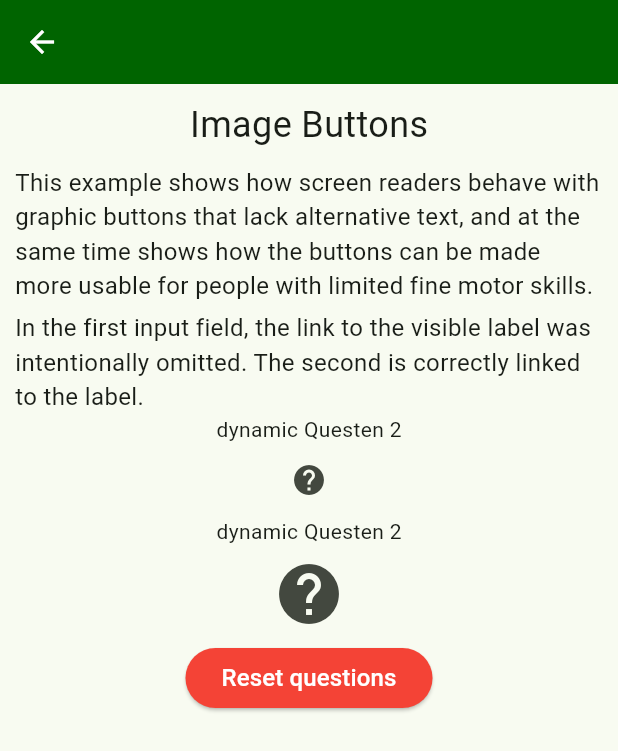
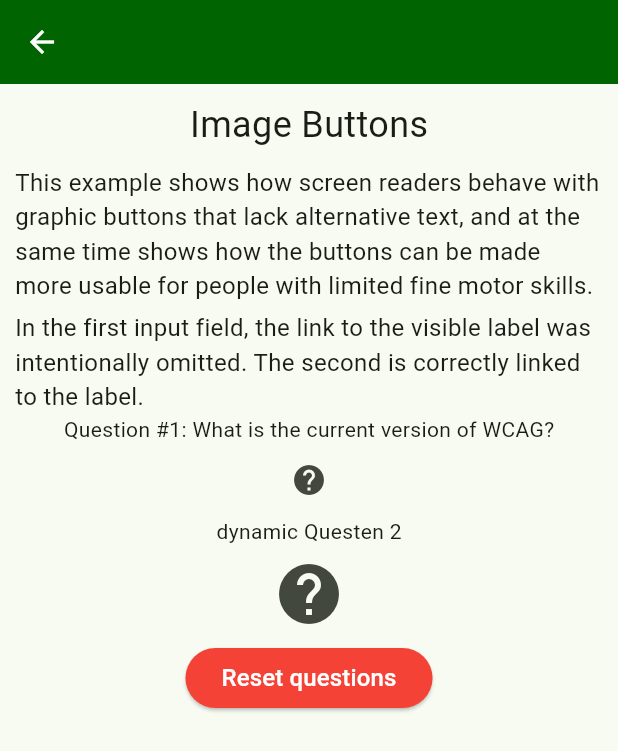
Before and after one commit to petra1/a_demonstration, a Flutter app: the ImageButton screen opened directly, on a phone screen of 412 x 824 dp. Shown: the top 751 px of the screen. Run offline on Flutter 3.47's test engine with Material 3 defaults, Android fonts, the phone set to English and light mode, and no system bars; generated files the repository leaves out were written again.

```diff
--- a/lib/l10n/app_de.arb
+++ b/lib/l10n/app_de.arb
@@ -23,6 +23,7 @@
     "informativeGraphicDescription": "In diesem Beispiel wurde davon ausgegangen, dass die Grafik informativ ist, weshalb sie mit einem Alternativtext versehen wurde.",
 
     "description1ImageButton": "Dieses Beispiel zeigt, wie sich Screenreader bei grafischen Schaltflächen verhält, die keinen Alternativtext enthalten, und zeigt gleichzeitig, wie die Schaltflächen für Menschen mit eingeschränkter Feinmotorik besser nutzbar gemacht werden können.",
-    "description2ImageButton": "Bei der ersten grafischen Schaltfläche wurde der Alternativtext absichtlich weggelassen und auch das Touch-Target wurde nicht angepasst. Die zweite grafische Schaltfläche hingegen wurde korrekt beschriftet und das Touch-Target wurde angepasst, so dass die Schaltfläche größer dargestellt wird und somit leichter zu bedienen ist."
-
+    "description2ImageButton": "Bei der ersten grafischen Schaltfläche wurde der Alternativtext absichtlich weggelassen und auch das Touch-Target wurde nicht angepasst. Die zweite grafische Schaltfläche hingegen wurde korrekt beschriftet und das Touch-Target wurde angepasst, so dass die Schaltfläche größer dargestellt wird und somit leichter zu bedienen ist.",
+    "question1ImageButton": "Frage 1: Was ist die aktuelle Version der WCAG?",
+    "answer1ImageButton": "Die aktuelle Version der WCAG ist 2.2."
 }
--- a/lib/l10n/app_en.arb
+++ b/lib/l10n/app_en.arb
@@ -87,5 +87,16 @@
   "description2ImageButton": "In the first input field, the link to the visible label was intentionally omitted. The second is correctly linked to the label.",
   "@description2ImageButton": {
     "description": "Image Button Description 2"
+  },
+  "question1ImageButton": "Question #1: What is the current version of WCAG?",
+  "@question1ImageButton": {
+    "description": "Question #1"
+  },
+  "answer1ImageButton": "The current version of WCAG is 2.1.",
+  "@answer1ImageButton": {
+    "description": "Answer #1"
   }
+
+
+
 }
--- a/lib/pages/image_button.dart
+++ b/lib/pages/image_button.dart
@@ -6,9 +6,12 @@ class ImageButton extends StatefulWidget {
 
   @override
   State<ImageButton> createState() => _ImageButtonState();
+
 }
 
+
 class _ImageButtonState extends State<ImageButton> {
+
 
 
   @override
@@ -47,10 +50,12 @@ class _ImageButtonState extends State<ImageButton> {
                 ),
               ),
               Text(
-              'dynamic Questen 2'
+              AppLocalizations.of(context)!.question1ImageButton
               ),
               IconButton(
-                onPressed: () {},
+                onPressed: () {
+
+                },
                 icon: Icon(Icons.help),
               ),
               Text('dynamic Questen 2'),
@@ -75,4 +80,5 @@ class _ImageButtonState extends State<ImageButton> {
       ),
     );
   }
+
 }
```
